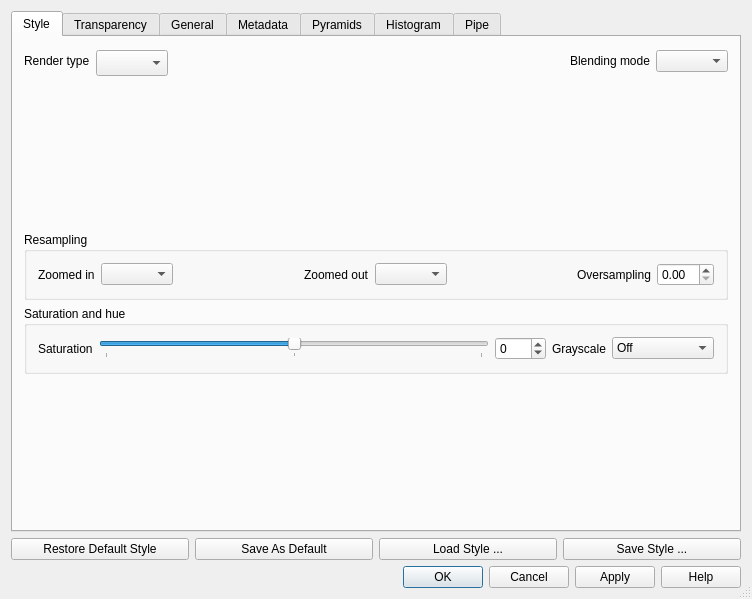
The window that src/ui/qgsrasterlayerpropertiesbase.ui (qgis/QGIS) describes before a commit, drawn with Qt 5.
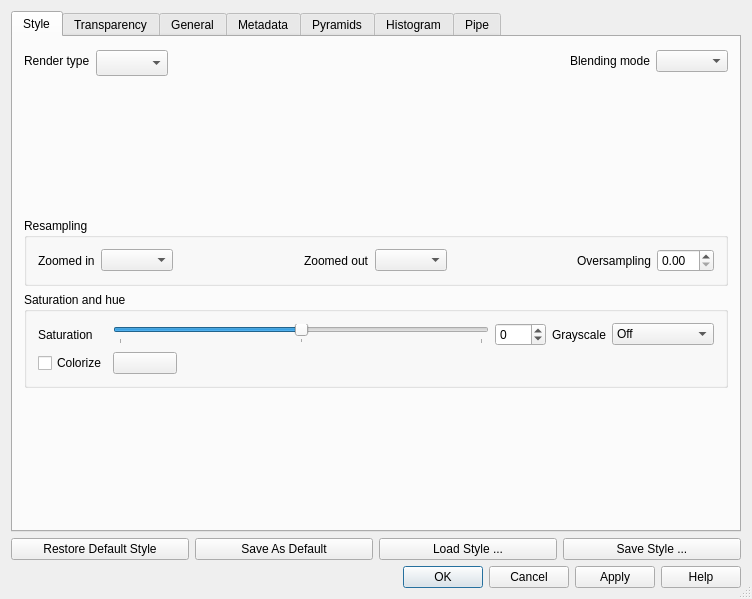
The same window after the commit. The open tabs and pages were chosen to show the change. Icons and pictures are not drawn. Custom widgets are drawn as their Qt base class.

Commit message: [FEATURE] Add colorize control for raster layers

Patch:
```diff
--- a/src/ui/qgsrasterlayerpropertiesbase.ui
+++ b/src/ui/qgsrasterlayerpropertiesbase.ui
@@ -288,7 +288,7 @@
             </property>
            </widget>
           </item>
-          <item row="0" column="2">
+          <item row="0" column="3">
            <widget class="QSpinBox" name="spinBoxSaturation">
             <property name="minimum">
              <number>-100</number>
@@ -311,14 +311,14 @@
             </property>
            </widget>
           </item>
-          <item row="0" column="4">
+          <item row="0" column="5">
            <widget class="QLabel" name="labelGrayscale">
             <property name="text">
              <string>Grayscale</string>
             </property>
            </widget>
           </item>
-          <item row="0" column="5">
+          <item row="0" column="6">
            <widget class="QComboBox" name="comboGrayscale">
             <item>
              <property name="text">
@@ -342,6 +342,26 @@
             </item>
            </widget>
           </item>
+          <item row="1" column="1">
+           <widget class="QgsColorButton" name="btnColorizeColor">
+            <property name="maximumSize">
+             <size>
+              <width>64</width>
+              <height>16777215</height>
+             </size>
+            </property>
+            <property name="text">
+             <string/>
+            </property>
+           </widget>
+          </item>
+          <item row="1" column="0">
+           <widget class="QCheckBox" name="mColorizeCheck">
+            <property name="text">
+             <string>Colorize</string>
+            </property>
+           </widget>
+          </item>
          </layout>
         </widget>
        </item>
@@ -1403,6 +1423,11 @@
    <extends>QComboBox</extends>
    <header>qgsblendmodecombobox.h</header>
   </customwidget>
+  <customwidget>
+   <class>QgsColorButton</class>
+   <extends>QPushButton</extends>
+   <header>qgscolorbutton.h</header>
+  </customwidget>
  </customwidgets>
  <tabstops>
   <tabstop>tabBar</tabstop>
```
The commit also changes 3 other files.
